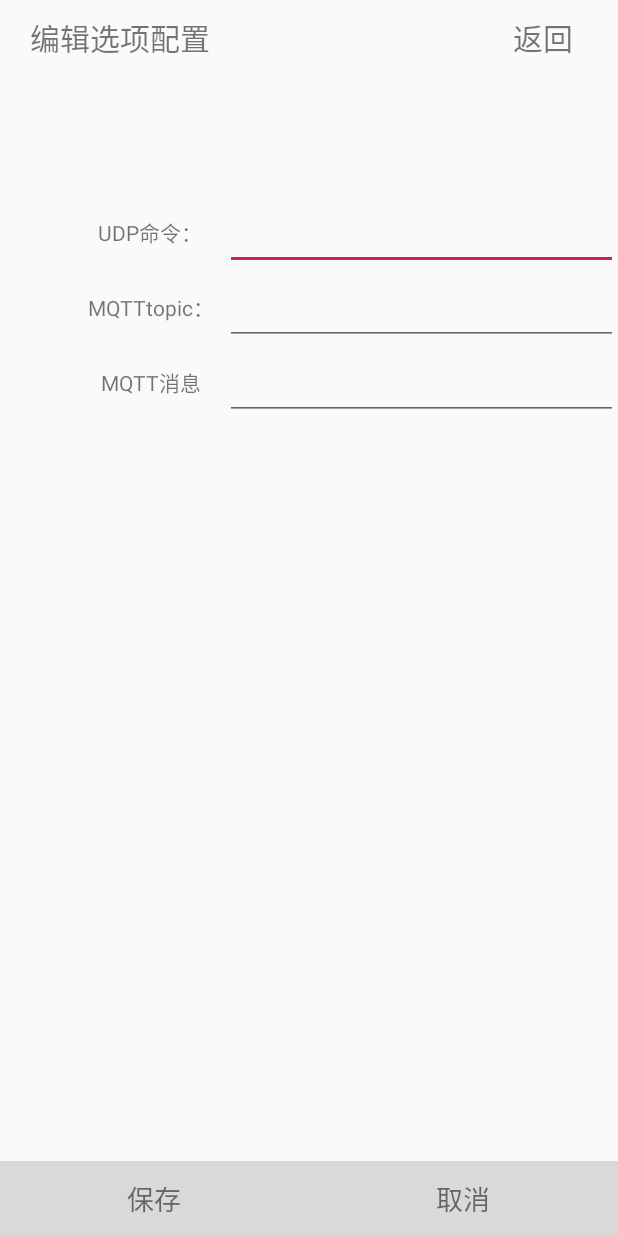
After one commit to AtlanGK/IOTRControl, an Android app: the layout activity_xuanxiang_config.xml on its own in the app's theme, with its tools: preview values and no code run, on a phone screen of 412 x 824 dp. The commit adds this screen. Run offline under Robolectric (Android 15) with nearby library versions, the phone set to English and light mode, and no system bars.

Commit message:
添加单选项配置页面

```diff
--- a/app/src/main/AndroidManifest.xml
+++ b/app/src/main/AndroidManifest.xml
@@ -22,7 +22,7 @@
             </intent-filter>
         </activity>
 
-        <activity android:name=".ConfigActivity"></activity>
+        <activity android:name=".AllConfigActivity"></activity>
         <activity android:name=".xuanxiangActivity"></activity>
 
     </application>
--- a/app/src/main/java/com/autohome/iotrcontrol/ConfigActivity.java
+++ b/app/src/main/java/com/autohome/iotrcontrol/AllConfigActivity.java
@@ -17,7 +17,7 @@ import com.autohome.iotrcontrol.data.MQTTBean;
 import com.autohome.iotrcontrol.data.UDPBean;
 import com.autohome.iotrcontrol.util.MQTTManager;
 
-public class ConfigActivity extends Activity implements View.OnClickListener{
+public class AllConfigActivity extends Activity implements View.OnClickListener{
 
     private Context mContext;
     private RelativeLayout mBack;
--- a/app/src/main/java/com/autohome/iotrcontrol/IOTRControlActivity.java
+++ b/app/src/main/java/com/autohome/iotrcontrol/IOTRControlActivity.java
@@ -73,7 +73,7 @@ public class IOTRControlActivity extends Activity implements View.OnClickListene
         switch (v.getId()) {
             case R.id.homepage_top_header_setting_fr:
                 Intent intent = new Intent();
-                intent.setClass(mContext, ConfigActivity.class);
+                intent.setClass(mContext, AllConfigActivity.class);
                 startActivity(intent);
                 break;
             case R.id.activity_iot_main_right_tv1:
--- /dev/null
+++ b/app/src/main/java/com/autohome/iotrcontrol/xuanxiangConfigActivity.java
@@ -0,0 +1,45 @@
+package com.autohome.iotrcontrol;
+
+import android.app.Activity;
+import android.content.Context;
+import android.os.Bundle;
+import android.view.View;
+import android.widget.EditText;
+import android.widget.TextView;
+
+public class xuanxiangConfigActivity extends Activity implements View.OnClickListener{
+    private Context mContext;
+    private TextView mTitle,mBack,mConfirm,mCancel;
+    private EditText mUdpMessage,mMqttTopic,mMqttMessage;
+
+    @Override
+    protected void onCreate(Bundle savedInstanceState) {
+        super.onCreate(savedInstanceState);
+        setContentView(R.layout.activity_xuanxiang_config);
+        mContext = this;
+        initView();
+    }
+
+    private void initView() {
+        mTitle = findViewById(R.id.activity_xuanxiang_config_top_title);
+        mBack = findViewById(R.id.activity_xuanxiang_config_top_back);
+        mConfirm = findViewById(R.id.activity_xuanxiang_config_bottom_confirm_tv);
+        mCancel = findViewById(R.id.activity_xuanxiang_config_bottom_cancel_tv);
+
+        mUdpMessage = findViewById(R.id.activity_xuanxiang_config_udp_msg);
+        mMqttTopic = findViewById(R.id.activity_xuanxiang_config_mqtt_topic);
+        mMqttMessage = findViewById(R.id.activity_xuanxiang_config_mqtt_msg);
+
+    }
+
+    @Override
+    public void onClick(View v) {
+        switch (v.getId()){
+            case R.id.activity_xuanxiang_config_bottom_confirm_tv:
+                //todo
+                break;
+            default:
+                break;
+        }
+    }
+}
--- /dev/null
+++ b/app/src/main/res/layout/activity_xuanxiang_config.xml
@@ -0,0 +1,111 @@
+<?xml version="1.0" encoding="utf-8"?>
+<LinearLayout xmlns:android="http://schemas.android.com/apk/res/android"
+    android:orientation="vertical" android:layout_width="match_parent"
+    android:layout_height="match_parent">
+    <RelativeLayout
+        android:layout_width="match_parent"
+        android:layout_height="50dp"
+        android:orientation="horizontal">
+        <TextView
+            android:id="@+id/activity_xuanxiang_config_top_title"
+            android:layout_width="match_parent"
+            android:layout_height="match_parent"
+            android:gravity="center_vertical"
+            android:layout_marginLeft="20dp"
+            android:textSize="@dimen/activity_title_text_size"
+            android:text="编辑选项配置"/>
+        <TextView
+            android:id="@+id/activity_xuanxiang_config_top_back"
+            android:layout_width="100dp"
+            android:layout_height="match_parent"
+            android:gravity="center"
+            android:layout_alignParentRight="true"
+            android:textSize="@dimen/activity_title_text_size"
+            android:text="@string/back"/>
+
+    </RelativeLayout>
+
+    <LinearLayout
+        android:id="@+id/activity_xuanxiang_config_mid_container"
+        android:layout_width="match_parent"
+        android:layout_height="match_parent"
+        android:layout_marginBottom="50dp"
+        android:orientation="vertical">
+        <LinearLayout
+            android:layout_width="match_parent"
+            android:layout_height="50dp"
+            android:layout_marginTop="80dp">
+            <TextView
+                android:layout_width="@dimen/config_udp_mqtt_text_desc_width"
+                android:layout_height="match_parent"
+                android:layout_marginLeft="50dp"
+                android:gravity="center"
+                android:text="UDP命令："></TextView>
+            <EditText
+                android:id="@+id/activity_xuanxiang_config_udp_msg"
+                android:layout_width="match_parent"
+                android:layout_height="match_parent"
+                android:hint=""></EditText>
+        </LinearLayout>
+        <LinearLayout
+            android:layout_width="match_parent"
+            android:layout_height="50dp">
+            <TextView
+                android:layout_width="@dimen/config_udp_mqtt_text_desc_width"
+                android:layout_height="match_parent"
+                android:layout_marginLeft="50dp"
+                android:gravity="center"
+                android:text="MQTTtopic："></TextView>
+            <EditText
+                android:id="@+id/activity_xuanxiang_config_mqtt_topic"
+                android:layout_width="match_parent"
+                android:layout_height="match_parent"
+                android:hint=""></EditText>
+        </LinearLayout>
+        <LinearLayout
+            android:layout_width="match_parent"
+            android:layout_height="50dp">
+            <TextView
+                android:layout_width="@dimen/config_udp_mqtt_text_desc_width"
+                android:layout_height="match_parent"
+                android:layout_marginLeft="50dp"
+                android:gravity="center"
+                android:text="MQTT消息"></TextView>
+            <EditText
+                android:id="@+id/activity_xuanxiang_config_mqtt_msg"
+                android:layout_width="match_parent"
+                android:layout_height="match_parent"
+                android:hint=""></EditText>
+        </LinearLayout>
+
+    </LinearLayout>
+
+    <LinearLayout
+        android:layout_width="match_parent"
+        android:layout_height="@dimen/top_bar_height"
+        android:layout_marginTop="-50dp"
+        android:background="#22000000"
+        android:orientation="horizontal">
+
+        <TextView
+            android:id="@+id/activity_xuanxiang_config_bottom_confirm_tv"
+            android:layout_width="0dp"
+            android:layout_height="match_parent"
+            android:layout_weight="1"
+            android:gravity="center"
+            android:text="保存"
+            android:textSize="18sp" />
+
+        <TextView
+            android:id="@+id/activity_xuanxiang_config_bottom_cancel_tv"
+            android:layout_width="0dp"
+            android:layout_height="match_parent"
+            android:layout_weight="1"
+            android:gravity="center"
+            android:text="取消"
+            android:textSize="18sp" />
+
+    </LinearLayout>
+
+
+</LinearLayout>
```
